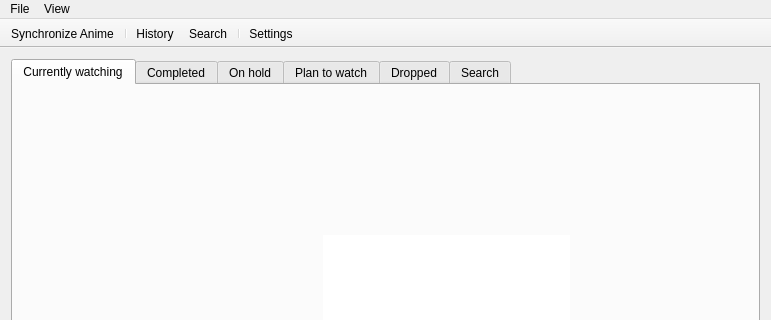
Qt form src/ouroboros.ui (KasaiDot/Ouroboros) before a commit; both pictures show x 0 to 771 and y 0 to 320 of the 771 by 538 pixel window.
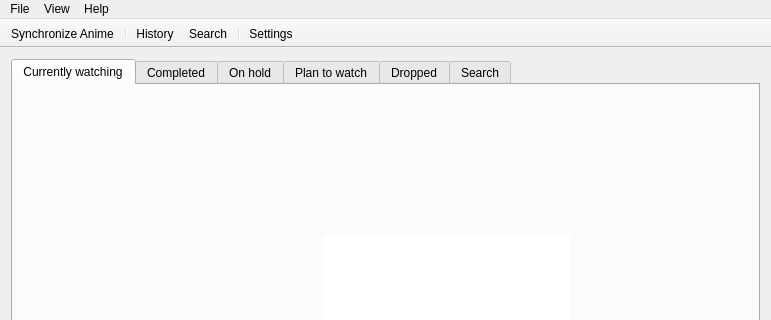
The same form after that commit. Icons and pictures are not drawn.

```diff
--- a/src/ouroboros.ui
+++ b/src/ouroboros.ui
@@ -594,8 +594,15 @@
     <addaction name="Action_ViewHistory"/>
     <addaction name="Action_ViewSearch"/>
    </widget>
+   <widget class="QMenu" name="menuHelp">
+    <property name="title">
+     <string>Help</string>
+    </property>
+    <addaction name="Action_About"/>
+   </widget>
    <addaction name="menuFile"/>
    <addaction name="menuView"/>
+   <addaction name="menuHelp"/>
   </widget>
   <widget class="QToolBar" name="MainToolBar">
    <property name="contextMenuPolicy">
```
Left out of the diff: 5 changed lines with no effect on the pictures.
